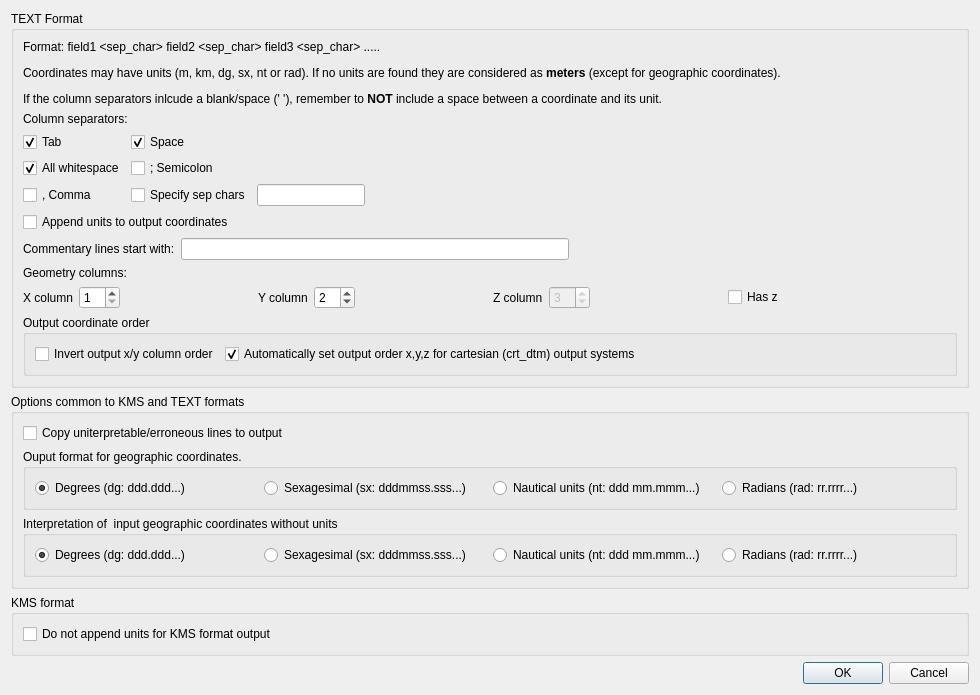
This is UI/Dialog_settings_f2f.ui in MartinHvidberg/kmstrans_fra_SDFE_SEQ200131 as Qt 5 draws it before an edit. The edited form follows.
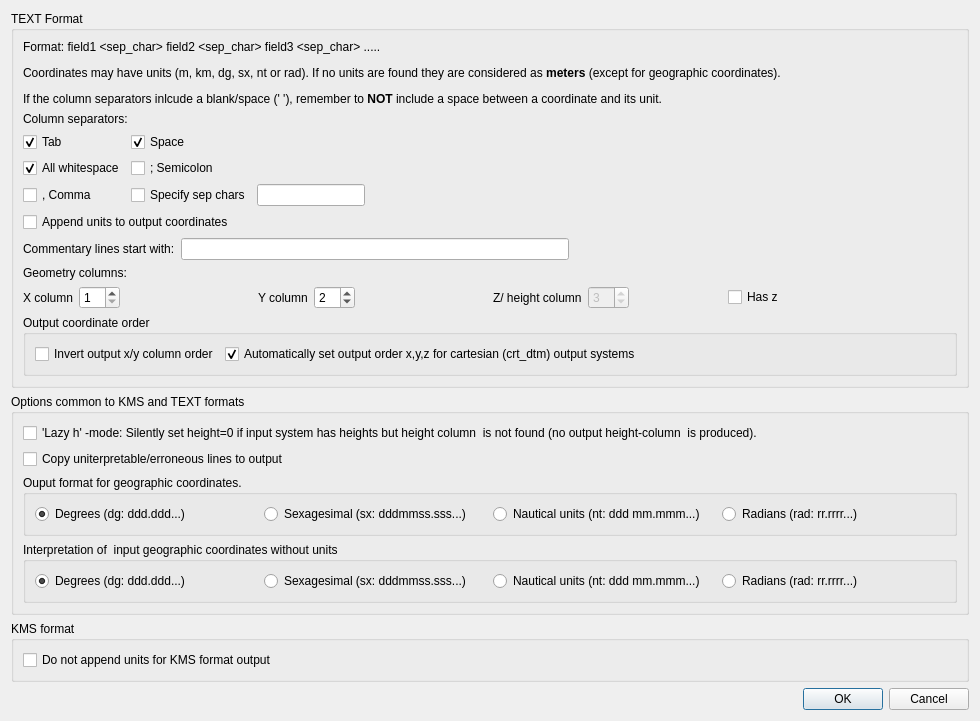
This is the edited form.

The edit to the form file:
```diff
--- a/UI/Dialog_settings_f2f.ui
+++ b/UI/Dialog_settings_f2f.ui
@@ -7,7 +7,7 @@
     <x>0</x>
     <y>0</y>
     <width>980</width>
-    <height>650</height>
+    <height>673</height>
    </rect>
   </property>
   <property name="windowTitle">
@@ -264,7 +264,7 @@
           <item row="0" column="0">
            <widget class="QLabel" name="label_4">
             <property name="text">
-             <string>Z column</string>
+             <string>Z/ height column</string>
             </property>
            </widget>
           </item>
@@ -345,6 +345,16 @@
       <string>Options common to KMS and TEXT formats</string>
      </property>
      <layout class="QVBoxLayout" name="verticalLayout_2">
+      <item>
+       <widget class="QCheckBox" name="chb_lazyh">
+        <property name="toolTip">
+         <string>&lt;html&gt;&lt;head/&gt;&lt;body&gt;&lt;p&gt;Silently set h=0 if height column is NOT found.&lt;/p&gt;&lt;/body&gt;&lt;/html&gt;</string>
+        </property>
+        <property name="text">
+         <string>'Lazy h' -mode: Silently set height=0 if input system has heights but height column  is not found (no output height-column  is produced).</string>
+        </property>
+       </widget>
+      </item>
       <item>
        <widget class="QCheckBox" name="chb_copy_bad">
         <property name="toolTip">
```
